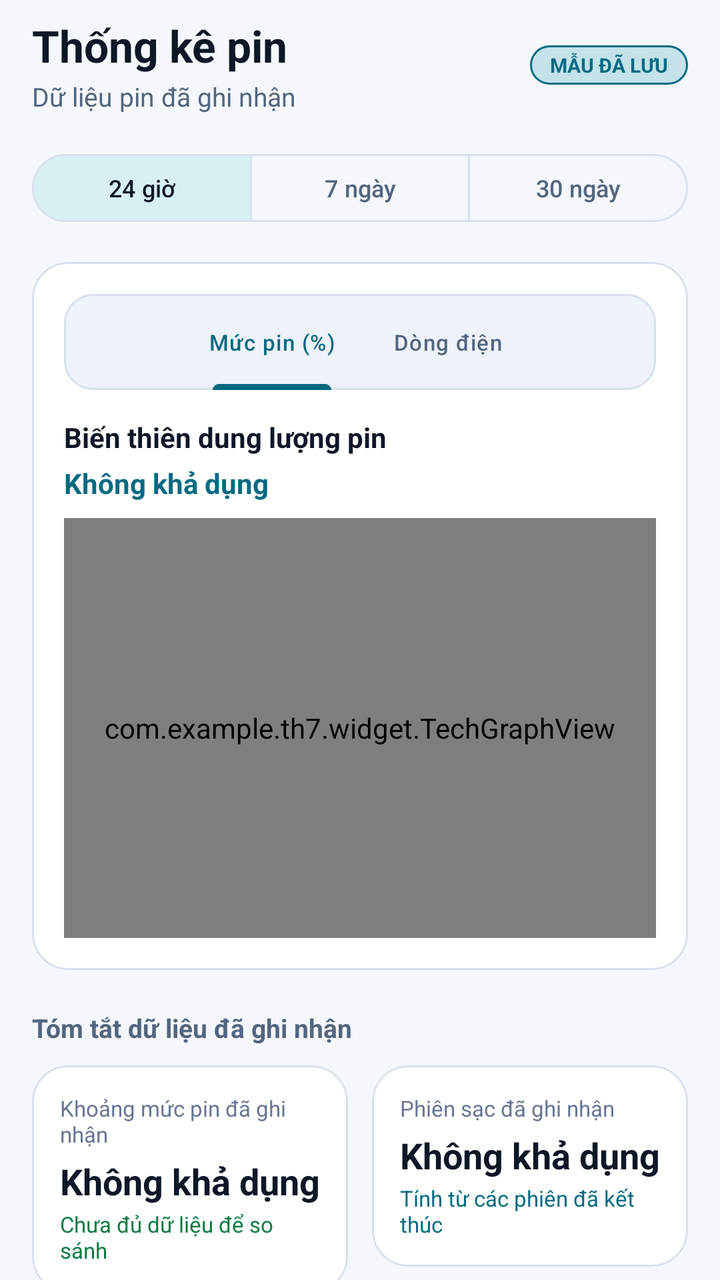
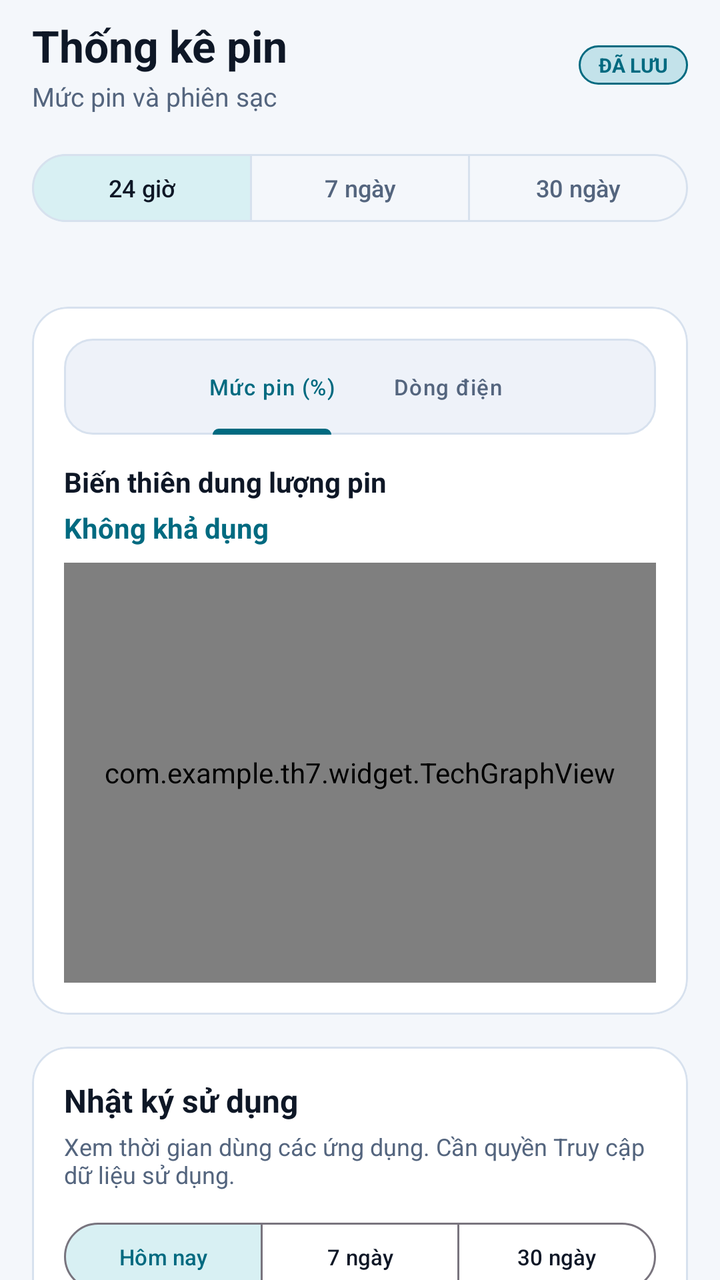

The first picture is an Android layout as it rendered before a commit; the second is the same layout after the commit. The layout source and the unified diff follow.
<!-- AndroidManifest.xml: application theme Theme.TH7 -->
<!-- res/layout/fragment_statistics.xml -->
<?xml version="1.0" encoding="utf-8"?>
<androidx.core.widget.NestedScrollView xmlns:android="http://schemas.android.com/apk/res/android" xmlns:app="http://schemas.android.com/apk/res-auto" android:layout_width="match_parent" android:layout_height="match_parent" android:background="@color/tech_bg" android:fillViewport="true">
  <LinearLayout android:layout_width="match_parent" android:layout_height="wrap_content" android:orientation="vertical" android:paddingStart="16dp" android:paddingTop="8dp" android:paddingEnd="16dp" android:paddingBottom="24dp">
    
    <LinearLayout android:layout_width="match_parent" android:layout_height="wrap_content" android:gravity="center_vertical" android:orientation="horizontal">
      <LinearLayout android:layout_width="0dp" android:layout_height="wrap_content" android:layout_weight="1" android:orientation="vertical">
        <TextView android:layout_width="wrap_content" android:layout_height="wrap_content" android:text="@string/stats_title" android:textColor="@color/tech_text_primary" android:textSize="22sp" android:textStyle="bold" />
        <TextView android:layout_width="wrap_content" android:layout_height="wrap_content" android:layout_marginTop="2dp" android:text="@string/stats_subtitle" android:textColor="@color/tech_text_secondary" android:textSize="13sp" />
      </LinearLayout>
      <TextView android:layout_width="wrap_content" android:layout_height="wrap_content" android:background="@drawable/bg_badge_demo" android:text="@string/stats_badge_saved" android:textColor="@color/tech_cyan" android:textSize="10sp" android:textStyle="bold" />
    </LinearLayout>
    
    <com.google.android.material.button.MaterialButtonToggleGroup android:id="@+id/toggleTimeRange" android:layout_width="match_parent" android:layout_height="wrap_content" android:layout_marginTop="16dp" app:checkedButton="@+id/btnRange24h" app:selectionRequired="true" app:singleSelection="true">
      <com.google.android.material.button.MaterialButton android:id="@+id/btnRange24h" style="@style/Widget.Material3.Button.OutlinedButton" android:layout_width="0dp" android:layout_height="42dp" android:layout_weight="1" android:text="@string/range_24h" android:textColor="@color/tech_text_primary" android:textSize="12sp" app:strokeColor="@color/tech_card_stroke" />
      <com.google.android.material.button.MaterialButton android:id="@+id/btnRange7d" style="@style/Widget.Material3.Button.OutlinedButton" android:layout_width="0dp" android:layout_height="42dp" android:layout_weight="1" android:text="@string/range_7d" android:textColor="@color/tech_text_secondary" android:textSize="12sp" app:strokeColor="@color/tech_card_stroke" />
      <com.google.android.material.button.MaterialButton android:id="@+id/btnRange30d" style="@style/Widget.Material3.Button.OutlinedButton" android:layout_width="0dp" android:layout_height="42dp" android:layout_weight="1" android:text="@string/range_30d" android:textColor="@color/tech_text_secondary" android:textSize="12sp" app:strokeColor="@color/tech_card_stroke" />
    </com.google.android.material.button.MaterialButtonToggleGroup>
    
    <com.google.android.material.card.MaterialCardView style="@style/TechCard" android:layout_width="match_parent" android:layout_height="wrap_content" android:layout_marginTop="16dp">
      <LinearLayout android:layout_width="match_parent" android:layout_height="wrap_content" android:orientation="vertical" android:padding="16dp">
        
        <com.google.android.material.tabs.TabLayout android:id="@+id/tabLayoutMetrics" android:layout_width="match_parent" android:layout_height="wrap_content" android:minHeight="48dp" android:background="@drawable/bg_card_inner" app:tabGravity="center" app:tabIndicatorAnimationMode="elastic" app:tabIndicatorColor="@color/tech_cyan" app:tabMode="scrollable" app:tabSelectedTextColor="@color/tech_cyan" app:tabTextAppearance="@style/TextAppearance.Material3.LabelSmall" app:tabTextColor="@color/tech_text_secondary">
          <com.google.android.material.tabs.TabItem android:layout_width="wrap_content" android:layout_height="wrap_content" android:text="@string/tab_level" />
          
          <com.google.android.material.tabs.TabItem android:layout_width="wrap_content" android:layout_height="wrap_content" android:text="@string/tab_current" />
        </com.google.android.material.tabs.TabLayout>
        
        <LinearLayout android:layout_width="match_parent" android:layout_height="wrap_content" android:layout_marginTop="14dp" android:orientation="vertical">
          <TextView android:id="@+id/tvChartTitle" android:layout_width="match_parent" android:layout_height="wrap_content" android:text="Biến thiên dung lượng pin" android:textColor="@color/tech_text_primary" android:textSize="14sp" android:textStyle="bold" />
          <TextView android:id="@+id/tvCurrentMetricVal" android:layout_width="match_parent" android:layout_height="wrap_content" android:layout_marginTop="4dp" android:text="@string/value_unavailable" android:textColor="@color/tech_cyan" android:textSize="14sp" android:textStyle="bold" />
        </LinearLayout>
        
        <com.example.th7.widget.TechGraphView android:id="@+id/mainTechGraph" android:layout_width="match_parent" android:layout_height="210dp" android:layout_marginTop="8dp" />
      </LinearLayout>
    </com.google.android.material.card.MaterialCardView>
    
    <TextView android:layout_width="wrap_content" android:layout_height="wrap_content" android:layout_marginTop="20dp" android:layout_marginBottom="10dp" android:text="Tóm tắt dữ liệu đã ghi nhận" android:textColor="@color/tech_text_secondary" android:textSize="13sp" android:textStyle="bold" />
    <LinearLayout android:layout_width="match_parent" android:layout_height="wrap_content" android:orientation="horizontal">
      
      <com.google.android.material.card.MaterialCardView style="@style/TechCard" android:layout_width="0dp" android:layout_height="wrap_content" android:layout_marginEnd="6dp" android:layout_weight="1">
        <LinearLayout android:layout_width="match_parent" android:layout_height="wrap_content" android:orientation="vertical" android:padding="14dp">
          <TextView android:layout_width="wrap_content" android:layout_height="wrap_content" android:text="Khoảng mức pin đã ghi nhận" android:textColor="@color/tech_text_muted" android:textSize="11sp" />
          <TextView android:id="@+id/tvScreenOnTime" android:layout_width="wrap_content" android:layout_height="wrap_content" android:layout_marginTop="4dp" android:text="@string/value_unavailable" android:textColor="@color/tech_text_primary" android:textSize="18sp" android:textStyle="bold" />
          <TextView android:layout_width="wrap_content" android:layout_height="wrap_content" android:layout_marginTop="2dp" android:text="@string/stats_comparison_pending" android:textColor="@color/tech_green" android:textSize="11sp" />
        </LinearLayout>
      </com.google.android.material.card.MaterialCardView>
      
      <com.google.android.material.card.MaterialCardView style="@style/TechCard" android:layout_width="0dp" android:layout_height="wrap_content" android:layout_marginStart="6dp" android:layout_weight="1">
        <LinearLayout android:layout_width="match_parent" android:layout_height="wrap_content" android:orientation="vertical" android:padding="14dp">
          <TextView android:layout_width="wrap_content" android:layout_height="wrap_content" android:text="Phiên sạc đã ghi nhận" android:textColor="@color/tech_text_muted" android:textSize="11sp" />
          <TextView android:id="@+id/tvChargeCycles" android:layout_width="wrap_content" android:layout_height="wrap_content" android:layout_marginTop="4dp" android:text="@string/value_unavailable" android:textColor="@color/tech_text_primary" android:textSize="18sp" android:textStyle="bold" />
          <TextView android:layout_width="wrap_content" android:layout_height="wrap_content" android:layout_marginTop="2dp" android:text="@string/stats_sessions_note" android:textColor="@color/tech_cyan" android:textSize="11sp" />
        </LinearLayout>
      </com.google.android.material.card.MaterialCardView>
    </LinearLayout>
    <LinearLayout android:layout_width="match_parent" android:layout_height="wrap_content" android:layout_marginTop="12dp" android:orientation="horizontal">
      
      <com.google.android.material.card.MaterialCardView style="@style/TechCard" android:layout_width="0dp" android:layout_height="wrap_content" android:layout_marginEnd="6dp" android:layout_weight="1">
        <LinearLayout android:layout_width="match_parent" android:layout_height="wrap_content" android:orientation="vertical" android:padding="14dp">
          <TextView android:layout_width="wrap_content" android:layout_height="wrap_content" android:text="@string/stat_avg_level_title" android:textColor="@color/tech_text_muted" android:textSize="11sp" />
          <TextView android:id="@+id/tvAvgLevel" android:layout_width="wrap_content" android:layout_height="wrap_content" android:layout_marginTop="4dp" android:text="@string/value_unavailable" android:textColor="@color/tech_text_primary" android:textSize="18sp" android:textStyle="bold" />
          <TextView android:layout_width="wrap_content" android:layout_height="wrap_content" android:layout_marginTop="2dp" android:text="@string/stats_safe_range_note" android:textColor="@color/tech_green" android:textSize="11sp" />
        </LinearLayout>
      </com.google.android.material.card.MaterialCardView>
      
      <com.google.android.material.card.MaterialCardView style="@style/TechCard" android:layout_width="0dp" android:layout_height="wrap_content" android:layout_marginStart="6dp" android:layout_weight="1">
        <LinearLayout android:layout_width="match_parent" android:layout_height="wrap_content" android:orientation="vertical" android:padding="14dp">
          <TextView android:layout_width="wrap_content" android:layout_height="wrap_content" android:text="@string/stats_avg_voltage_title" android:textColor="@color/tech_text_muted" android:textSize="11sp" />
          <TextView android:id="@+id/tvAvgVoltage" android:layout_width="wrap_content" android:layout_height="wrap_content" android:layout_marginTop="4dp" android:text="@string/value_unavailable" android:textColor="@color/tech_text_primary" android:textSize="18sp" android:textStyle="bold" />
          <TextView android:layout_width="wrap_content" android:layout_height="wrap_content" android:layout_marginTop="2dp" android:text="@string/stats_voltage_source_note" android:textColor="@color/tech_cyan" android:textSize="11sp" />
        </LinearLayout>
      </com.google.android.material.card.MaterialCardView>
    </LinearLayout>
    
    <com.google.android.material.card.MaterialCardView style="@style/TechCard" android:layout_width="match_parent" android:layout_height="wrap_content" android:layout_marginTop="16dp">
      <LinearLayout android:layout_width="match_parent" android:layout_height="wrap_content" android:orientation="vertical" android:padding="16dp">
        <LinearLayout android:layout_width="match_parent" android:layout_height="wrap_content" android:gravity="center_vertical" android:orientation="horizontal">
          <TextView android:layout_width="0dp" android:layout_height="wrap_content" android:layout_weight="1" android:text="@string/recent_sessions_title" android:textColor="@color/tech_text_primary" android:textSize="15sp" android:textStyle="bold" />
          <TextView android:layout_width="wrap_content" android:layout_height="wrap_content" android:background="@drawable/bg_badge_demo" android:text="@string/stats_badge_recent" android:textColor="@color/tech_cyan" android:textSize="9sp" />
        </LinearLayout>
        
        <LinearLayout android:layout_width="match_parent" android:layout_height="wrap_content" android:layout_marginTop="12dp" android:background="@drawable/bg_card_inner" android:gravity="center_vertical" android:orientation="horizontal" android:padding="12dp">
          <ImageView android:layout_width="32dp" android:layout_height="32dp" android:background="@drawable/bg_badge_demo" android:padding="6dp" android:src="@drawable/ic_battery_bolt" app:tint="@color/tech_cyan" />
          <LinearLayout android:layout_width="0dp" android:layout_height="wrap_content" android:layout_marginStart="10dp" android:layout_weight="1" android:orientation="vertical">
            <TextView android:layout_width="wrap_content" android:layout_height="wrap_content" android:text="@string/stats_recent_empty_title" android:textColor="@color/tech_text_primary" android:textSize="13sp" android:textStyle="bold" />
            <TextView android:layout_width="wrap_content" android:layout_height="wrap_content" android:text="@string/stats_recent_empty_desc" android:textColor="@color/tech_text_secondary" android:textSize="11sp" />
          </LinearLayout>
          <TextView android:layout_width="wrap_content" android:layout_height="wrap_content" android:background="@drawable/bg_badge_green" android:text="@string/value_unavailable" android:textColor="@color/tech_green" android:textSize="11sp" android:textStyle="bold" />
        </LinearLayout>
        <com.google.android.material.button.MaterialButton android:id="@+id/btnViewAllHistory" android:layout_width="match_parent" android:layout_height="44dp" android:layout_marginTop="12dp" android:background="@drawable/bg_button_secondary" android:text="@string/btn_all_history" android:textColor="@color/tech_cyan" android:textSize="13sp" app:backgroundTint="@null" />
      </LinearLayout>
    </com.google.android.material.card.MaterialCardView>
  </LinearLayout>
</androidx.core.widget.NestedScrollView>
<!-- resources referenced by this layout -->
<resources>
  <color name="tech_bg">#F4F7FB</color>
  <color name="tech_card_stroke">#D7E1EE</color>
  <color name="tech_cyan">#006A80</color>
  <color name="tech_green">#087A43</color>
  <color name="tech_text_muted">#687693</color>
  <color name="tech_text_primary">#0E1726</color>
  <color name="tech_text_secondary">#54657E</color>
  <!-- drawable bg_card_inner (drawable) -->
  <?xml version="1.0" encoding="utf-8"?>
  <shape xmlns:android="http://schemas.android.com/apk/res/android"
      android:shape="rectangle">
      <solid android:color="@color/tech_bg_card_secondary" />
      <stroke
          android:width="1dp"
          android:color="@color/tech_card_stroke" />
      <corners android:radius="14dp" />
  </shape>
  <!-- drawable ic_battery_bolt (drawable) -->
  <vector xmlns:android="http://schemas.android.com/apk/res/android"
      android:width="24dp"
      android:height="24dp"
      android:viewportWidth="24"
      android:viewportHeight="24">
      <path
          android:fillColor="@color/tech_cyan"
          android:pathData="M15.67,4H14V2h-4v2H8.33C7.6,4 7,4.6 7,5.33v15.33C7,21.4 7.6,22 8.33,22h7.33c0.74,0 1.34,-0.6 1.34,-1.33V5.33C17,4.6 16.4,4 15.67,4zM11,20v-5.5H9L13,7v5.5h2L11,20z"/>
  </vector>
  <string name="btn_all_history">Xem toàn bộ lịch sử sạc</string>
  <string name="range_24h">24 giờ</string>
  <string name="range_30d">30 ngày</string>
  <string name="range_7d">7 ngày</string>
  <string name="recent_sessions_title">Phiên sạc gần đây</string>
  <string name="stat_avg_level_title">Mức pin trung bình</string>
  <string name="stats_avg_voltage_title">Điện áp trung bình</string>
  <string name="stats_badge_recent">LỊCH SỬ GẦN ĐÂY</string>
  <string name="stats_badge_saved">MẪU ĐÃ LƯU</string>
  <string name="stats_comparison_pending">Chưa đủ dữ liệu để so sánh</string>
  <string name="stats_recent_empty_desc">Mở lịch sử sạc để xem chi tiết các phiên.</string>
  <string name="stats_recent_empty_title">Xem các phiên sạc đã ghi nhận</string>
  <string name="stats_safe_range_note">Khoảng tham khảo: 20–80%%</string>
  <string name="stats_sessions_note">Tính từ các phiên đã kết thúc</string>
  <string name="stats_subtitle">Dữ liệu pin đã ghi nhận</string>
  <string name="stats_title">Thống kê pin</string>
  <string name="stats_voltage_source_note">Theo số liệu hệ thống có sẵn</string>
  <string name="tab_current">Dòng điện</string>
  <string name="tab_level">Mức pin (%)</string>
  <string name="value_unavailable">Không khả dụng</string>
  <style name="TechCard" parent="Widget.Material3.CardView.Filled">
          <item name="cardBackgroundColor">@color/tech_bg_card</item>
          <item name="strokeColor">@color/tech_card_stroke</item>
          <item name="strokeWidth">@dimen/card_stroke_width</item>
          <item name="cardCornerRadius">@dimen/card_corner_radius</item>
          <item name="cardElevation">0dp</item>
      </style>
  <style name="Theme.TH7" parent="Base.Theme.TH7" />
  <color name="tech_cyan_glow">#33008CA6</color>
  <color name="tech_green_bg">#1A087A43</color>
  <color name="tech_bg_card_secondary">#EEF2F9</color>
  <color name="tech_card_stroke_glow">#B8C9DE</color>
  <color name="tech_bg_card">#FFFFFF</color>
  <dimen name="card_stroke_width">1dp</dimen>
  <dimen name="card_corner_radius">18dp</dimen>
  <color name="tech_button_text">#08313A</color>
  <color name="tech_selection_bg">#D8F0F3</color>
  <color name="tech_blue">#006A80</color>
  <color name="tech_bg_surface">#FFFFFF</color>
  <color name="tech_nav_bg">#FFFFFF</color>
  <!-- unchanged entries left out for length: 4 -->
</resources>

<!-- the commit's change to res/layout/fragment_statistics.xml (unified diff, before → after) -->
@@ -15,6 +15,7 @@
       <com.google.android.material.button.MaterialButton android:id="@+id/btnRange7d" style="@style/Widget.Material3.Button.OutlinedButton" android:layout_width="0dp" android:layout_height="42dp" android:layout_weight="1" android:text="@string/range_7d" android:textColor="@color/tech_text_secondary" android:textSize="12sp" app:strokeColor="@color/tech_card_stroke" />
       <com.google.android.material.button.MaterialButton android:id="@+id/btnRange30d" style="@style/Widget.Material3.Button.OutlinedButton" android:layout_width="0dp" android:layout_height="42dp" android:layout_weight="1" android:text="@string/range_30d" android:textColor="@color/tech_text_secondary" android:textSize="12sp" app:strokeColor="@color/tech_card_stroke" />
     </com.google.android.material.button.MaterialButtonToggleGroup>
+    <TextView android:id="@+id/statsRangeCoverage" android:layout_width="match_parent" android:layout_height="wrap_content" android:layout_marginTop="6dp" android:textColor="@color/tech_text_muted" android:textSize="12sp" />
     
     <com.google.android.material.card.MaterialCardView style="@style/TechCard" android:layout_width="match_parent" android:layout_height="wrap_content" android:layout_marginTop="16dp">
       <LinearLayout android:layout_width="match_parent" android:layout_height="wrap_content" android:orientation="vertical" android:padding="16dp">
@@ -34,43 +35,24 @@
       </LinearLayout>
     </com.google.android.material.card.MaterialCardView>
     
-    <TextView android:layout_width="wrap_content" android:layout_height="wrap_content" android:layout_marginTop="20dp" android:layout_marginBottom="10dp" android:text="Tóm tắt dữ liệu đã ghi nhận" android:textColor="@color/tech_text_secondary" android:textSize="13sp" android:textStyle="bold" />
-    <LinearLayout android:layout_width="match_parent" android:layout_height="wrap_content" android:orientation="horizontal">
-      
-      <com.google.android.material.card.MaterialCardView style="@style/TechCard" android:layout_width="0dp" android:layout_height="wrap_content" android:layout_marginEnd="6dp" android:layout_weight="1">
-        <LinearLayout android:layout_width="match_parent" android:layout_height="wrap_content" android:orientation="vertical" android:padding="14dp">
-          <TextView android:layout_width="wrap_content" android:layout_height="wrap_content" android:text="Khoảng mức pin đã ghi nhận" android:textColor="@color/tech_text_muted" android:textSize="11sp" />
-          <TextView android:id="@+id/tvScreenOnTime" android:layout_width="wrap_content" android:layout_height="wrap_content" android:layout_marginTop="4dp" android:text="@string/value_unavailable" android:textColor="@color/tech_text_primary" android:textSize="18sp" android:textStyle="bold" />
-          <TextView android:layout_width="wrap_content" android:layout_height="wrap_content" android:layout_marginTop="2dp" android:text="@string/stats_comparison_pending" android:textColor="@color/tech_green" android:textSize="11sp" />
-        </LinearLayout>
-      </com.google.android.material.card.MaterialCardView>
-      
-      <com.google.android.material.card.MaterialCardView style="@style/TechCard" android:layout_width="0dp" android:layout_height="wrap_content" android:layout_marginStart="6dp" android:layout_weight="1">
-        <LinearLayout android:layout_width="match_parent" android:layout_height="wrap_content" android:orientation="vertical" android:padding="14dp">
-          <TextView android:layout_width="wrap_content" android:layout_height="wrap_content" android:text="Phiên sạc đã ghi nhận" android:textColor="@color/tech_text_muted" android:textSize="11sp" />
-          <TextView android:id="@+id/tvChargeCycles" android:layout_width="wrap_content" android:layout_height="wrap_content" android:layout_marginTop="4dp" android:text="@string/value_unavailable" android:textColor="@color/tech_text_primary" android:textSize="18sp" android:textStyle="bold" />
-          <TextView android:layout_width="wrap_content" android:layout_height="wrap_content" android:layout_marginTop="2dp" android:text="@string/stats_sessions_note" android:textColor="@color/tech_cyan" android:textSize="11sp" />
-        </LinearLayout>
-      </com.google.android.material.card.MaterialCardView>
-    </LinearLayout>
-    <LinearLayout android:layout_width="match_parent" android:layout_height="wrap_content" android:layout_marginTop="12dp" android:orientation="horizontal">
-      
-      <com.google.android.material.card.MaterialCardView style="@style/TechCard" android:layout_width="0dp" android:layout_height="wrap_content" android:layout_marginEnd="6dp" android:layout_weight="1">
-        <LinearLayout android:layout_width="match_parent" android:layout_height="wrap_content" android:orientation="vertical" android:padding="14dp">
-          <TextView android:layout_width="wrap_content" android:layout_height="wrap_content" android:text="@string/stat_avg_level_title" android:textColor="@color/tech_text_muted" android:textSize="11sp" />
-          <TextView android:id="@+id/tvAvgLevel" android:layout_width="wrap_content" android:layout_height="wrap_content" android:layout_marginTop="4dp" android:text="@string/value_unavailable" android:textColor="@color/tech_text_primary" android:textSize="18sp" android:textStyle="bold" />
-          <TextView android:layout_width="wrap_content" android:layout_height="wrap_content" android:layout_marginTop="2dp" android:text="@string/stats_safe_range_note" android:textColor="@color/tech_green" android:textSize="11sp" />
-        </LinearLayout>
-      </com.google.android.material.card.MaterialCardView>
-      
-      <com.google.android.material.card.MaterialCardView style="@style/TechCard" android:layout_width="0dp" android:layout_height="wrap_content" android:layout_marginStart="6dp" android:layout_weight="1">
-        <LinearLayout android:layout_width="match_parent" android:layout_height="wrap_content" android:orientation="vertical" android:padding="14dp">
-          <TextView android:layout_width="wrap_content" android:layout_height="wrap_content" android:text="@string/stats_avg_voltage_title" android:textColor="@color/tech_text_muted" android:textSize="11sp" />
-          <TextView android:id="@+id/tvAvgVoltage" android:layout_width="wrap_content" android:layout_height="wrap_content" android:layout_marginTop="4dp" android:text="@string/value_unavailable" android:textColor="@color/tech_text_primary" android:textSize="18sp" android:textStyle="bold" />
-          <TextView android:layout_width="wrap_content" android:layout_height="wrap_content" android:layout_marginTop="2dp" android:text="@string/stats_voltage_source_note" android:textColor="@color/tech_cyan" android:textSize="11sp" />
-        </LinearLayout>
-      </com.google.android.material.card.MaterialCardView>
-    </LinearLayout>
+    <com.google.android.material.card.MaterialCardView style="@style/TechCard" android:layout_width="match_parent" android:layout_height="wrap_content" android:layout_marginTop="16dp">
+      <LinearLayout android:layout_width="match_parent" android:layout_height="wrap_content" android:orientation="vertical" android:padding="16dp">
+        <TextView android:layout_width="match_parent" android:layout_height="wrap_content" android:text="@string/usage_log_title" android:textColor="@color/tech_text_primary" android:textSize="16sp" android:textStyle="bold" />
+        <TextView android:layout_width="match_parent" android:layout_height="wrap_content" android:layout_marginTop="4dp" android:text="@string/usage_log_description" android:textColor="@color/tech_text_secondary" android:textSize="12sp" />
+        <com.google.android.material.button.MaterialButtonToggleGroup android:id="@+id/toggleUsageRange" android:layout_width="match_parent" android:layout_height="wrap_content" android:layout_marginTop="12dp" app:checkedButton="@+id/usageRangeToday" app:selectionRequired="true" app:singleSelection="true">
+          <com.google.android.material.button.MaterialButton android:id="@+id/usageRangeToday" style="@style/Widget.Material3.Button.OutlinedButton" android:layout_width="0dp" android:layout_height="42dp" android:layout_weight="1" android:text="@string/usage_filter_today" android:textSize="11sp" />
+          <com.google.android.material.button.MaterialButton android:id="@+id/usageRange7Days" style="@style/Widget.Material3.Button.OutlinedButton" android:layout_width="0dp" android:layout_height="42dp" android:layout_weight="1" android:text="@string/usage_filter_7_days" android:textSize="11sp" />
+          <com.google.android.material.button.MaterialButton android:id="@+id/usageRange30Days" style="@style/Widget.Material3.Button.OutlinedButton" android:layout_width="0dp" android:layout_height="42dp" android:layout_weight="1" android:text="@string/usage_filter_30_days" android:textSize="11sp" />
+        </com.google.android.material.button.MaterialButtonToggleGroup>
+        <TextView android:id="@+id/usageTotal" android:layout_width="match_parent" android:layout_height="wrap_content" android:layout_marginTop="12dp" android:textColor="@color/tech_cyan" android:textSize="14sp" android:textStyle="bold" />
+        <TextView android:layout_width="match_parent" android:layout_height="wrap_content" android:layout_marginTop="4dp" android:text="@string/usage_battery_unavailable" android:textColor="@color/tech_text_muted" android:textSize="12sp" />
+        <TextView android:layout_width="match_parent" android:layout_height="wrap_content" android:layout_marginTop="4dp" android:text="@string/usage_privacy_note" android:textColor="@color/tech_text_muted" android:textSize="12sp" />
+        <ProgressBar android:id="@+id/usageProgress" style="?android:attr/progressBarStyle" android:layout_width="wrap_content" android:layout_height="wrap_content" android:layout_gravity="center_horizontal" android:layout_marginTop="12dp" android:visibility="gone" />
+        <TextView android:id="@+id/usageStatus" android:layout_width="match_parent" android:layout_height="wrap_content" android:layout_marginTop="8dp" android:gravity="center" android:textColor="@color/tech_text_secondary" android:textSize="13sp" android:visibility="gone" />
+        <com.google.android.material.button.MaterialButton android:id="@+id/btnUsageAccess" style="@style/Widget.Material3.Button.OutlinedButton" android:layout_width="match_parent" android:layout_height="wrap_content" android:layout_marginTop="10dp" android:minHeight="44dp" android:text="@string/usage_access_button" android:textColor="@color/tech_cyan" android:visibility="gone" app:strokeColor="@color/tech_card_stroke" />
+        <androidx.recyclerview.widget.RecyclerView android:id="@+id/appUsageList" android:layout_width="match_parent" android:layout_height="wrap_content" android:layout_marginTop="8dp" android:nestedScrollingEnabled="false" android:visibility="gone" />
+      </LinearLayout>
+    </com.google.android.material.card.MaterialCardView>
     
     <com.google.android.material.card.MaterialCardView style="@style/TechCard" android:layout_width="match_parent" android:layout_height="wrap_content" android:layout_marginTop="16dp">
       <LinearLayout android:layout_width="match_parent" android:layout_height="wrap_content" android:orientation="vertical" android:padding="16dp">
<!-- resource entries referenced after the edit -->
@@ -32,20 +32,22 @@
   <string name="range_30d">30 ngày</string>
   <string name="range_7d">7 ngày</string>
   <string name="recent_sessions_title">Phiên sạc gần đây</string>
-  <string name="stat_avg_level_title">Mức pin trung bình</string>
-  <string name="stats_avg_voltage_title">Điện áp trung bình</string>
-  <string name="stats_badge_recent">LỊCH SỬ GẦN ĐÂY</string>
-  <string name="stats_badge_saved">MẪU ĐÃ LƯU</string>
-  <string name="stats_comparison_pending">Chưa đủ dữ liệu để so sánh</string>
-  <string name="stats_recent_empty_desc">Mở lịch sử sạc để xem chi tiết các phiên.</string>
-  <string name="stats_recent_empty_title">Xem các phiên sạc đã ghi nhận</string>
-  <string name="stats_safe_range_note">Khoảng tham khảo: 20–80%%</string>
-  <string name="stats_sessions_note">Tính từ các phiên đã kết thúc</string>
-  <string name="stats_subtitle">Dữ liệu pin đã ghi nhận</string>
+  <string name="stats_badge_recent">GẦN ĐÂY</string>
+  <string name="stats_badge_saved">ĐÃ LƯU</string>
+  <string name="stats_recent_empty_desc">Lịch sử sạc sẽ hiện ở đây.</string>
+  <string name="stats_recent_empty_title">Chưa có phiên sạc</string>
+  <string name="stats_subtitle">Mức pin và phiên sạc</string>
   <string name="stats_title">Thống kê pin</string>
-  <string name="stats_voltage_source_note">Theo số liệu hệ thống có sẵn</string>
   <string name="tab_current">Dòng điện</string>
   <string name="tab_level">Mức pin (%)</string>
+  <string name="usage_access_button">Mở cài đặt quyền sử dụng</string>
+  <string name="usage_battery_unavailable">Chưa có dữ liệu pin theo ứng dụng.</string>
+  <string name="usage_filter_30_days">30 ngày</string>
+  <string name="usage_filter_7_days">7 ngày</string>
+  <string name="usage_filter_today">Hôm nay</string>
+  <string name="usage_log_description">Xem thời gian dùng các ứng dụng. Cần quyền Truy cập dữ liệu sử dụng.</string>
+  <string name="usage_log_title">Nhật ký sử dụng</string>
+  <string name="usage_privacy_note">Dữ liệu chỉ đọc trên thiết bị, không lưu hay gửi đi.</string>
   <string name="value_unavailable">Không khả dụng</string>
   <style name="TechCard" parent="Widget.Material3.CardView.Filled">
           <item name="cardBackgroundColor">@color/tech_bg_card</item>
